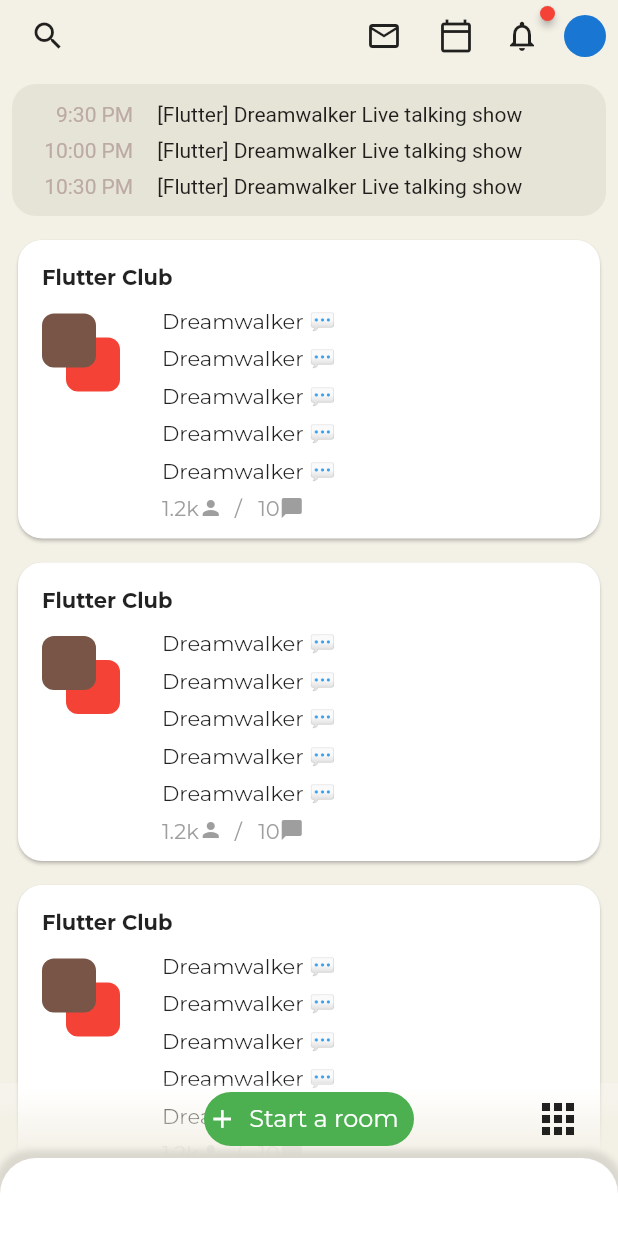
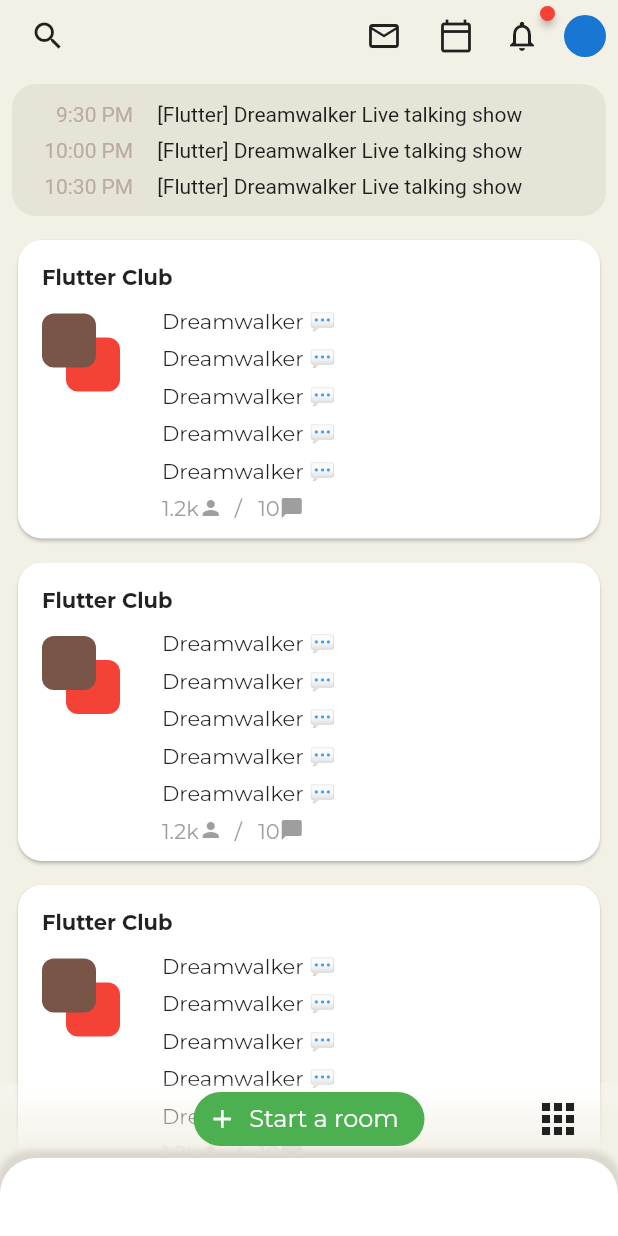
Before and after one commit to JAICHANGPARK/flutter_notebook_11th_story, a Flutter app: the screen it shows after launch, on a phone screen of 412 x 824 dp. Run offline on Flutter 3.47's test engine with Material 2 defaults, Android fonts, the phone set to English and light mode, and no system bars; drawn by our look-alikes of badges; our stand-ins replace backdrop, flutter_inner_drawer, google_fonts.

Commit message:
Update clubhouse_home_page.dart

```diff
--- a/lib/ep701_clubhouse/ui/clubhouse_home_page.dart
+++ b/lib/ep701_clubhouse/ui/clubhouse_home_page.dart
@@ -319,7 +319,7 @@ class _ClubhouseHomePageState extends State<ClubhouseHomePage> {
                 Spacer(),
                 Container(
                   height: 36,
-                  width: 140,
+                  width: 154,
                   //TODO: Thank you @Furkan _
                   decoration: ShapeDecoration(color: Colors.green, shape: StadiumBorder()),
                   child: Row(
```
